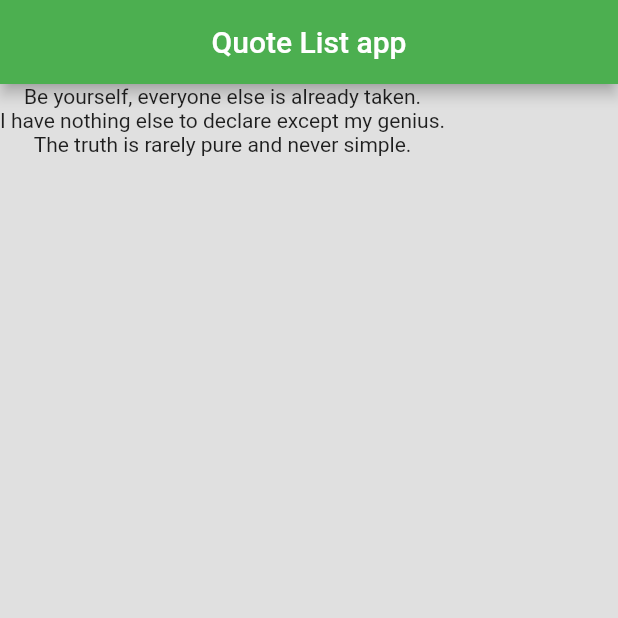
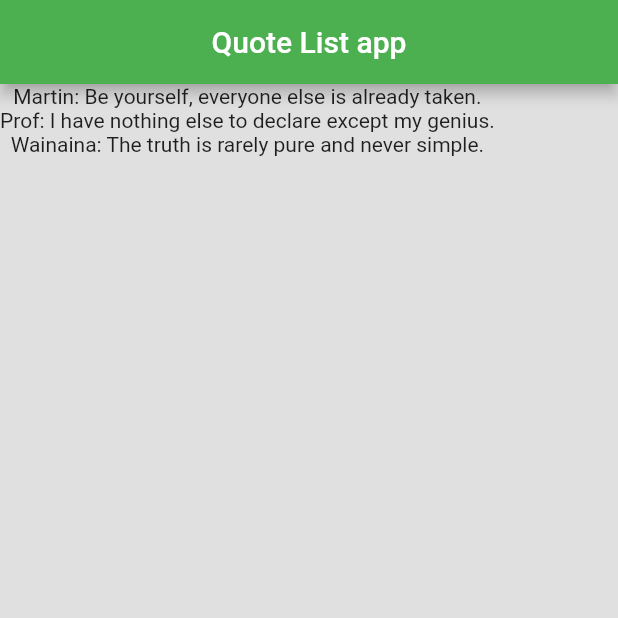
Before and after one commit to martin-ngigi/id_project, a Flutter app: the screen it shows after launch, on a phone screen of 412 x 824 dp, the top half of it. Run offline on Flutter 3.47's test engine with Material 2 defaults, Android fonts, the phone set to English and light mode, and no system bars.

Commit message:
Custom classes

```diff
--- a/lib/main.dart
+++ b/lib/main.dart
@@ -1,4 +1,5 @@
 import 'package:flutter/material.dart';
+import 'quote.dart';
 
 void main() {
   runApp(
@@ -22,10 +23,13 @@ class _HomeState extends State<Quotelist> {
 
   @override
   Widget build(BuildContext context) {
-    List<String> quotes_list = [
-      "Be yourself, everyone else is already taken.",
-      "I have nothing else to declare except my genius.",
-      "The truth is rarely pure and never simple."
+    List<Quote> quotes_list = [
+      // "Be yourself, everyone else is already taken.",
+      // "I have nothing else to declare except my genius.",
+      // "The truth is rarely pure and never simple.",
+      Quote("Martin", "Be yourself, everyone else is already taken."),
+      Quote("Prof",  "I have nothing else to declare except my genius."),
+      Quote("Wainaina",  "The truth is rarely pure and never simple.")
     ];
 
     //Scaffold allows us to create a well layered app with appbar, body
@@ -38,7 +42,7 @@ class _HomeState extends State<Quotelist> {
       ),
       body: Column(
         children: quotes_list.map((quote)
-        => Text(quote) // "=>" is used as a return statement.
+        => Text("${quote.author}: ${quote.text}") // "=>" is used as a return statement.
         ).toList(),
       ),
     );
--- /dev/null
+++ b/lib/quote.dart
@@ -0,0 +1,8 @@
+class Quote{
+  String author;
+  String text;
+
+  //constructor
+  Quote(this.author, this.text);
+
+}
```
